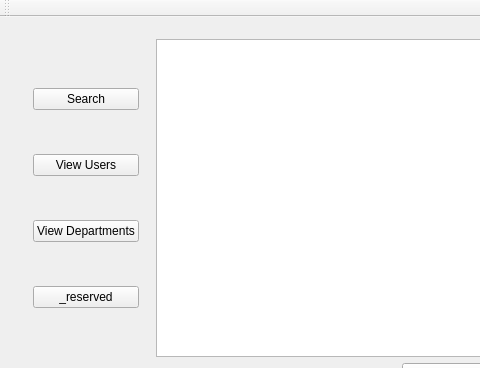
First picture: the form in mainwindow.ui, repository ychen745/DBConnection, before the edit; both pictures show x 0 to 480 and y 0 to 368 of the 1064 by 452 pixel window.
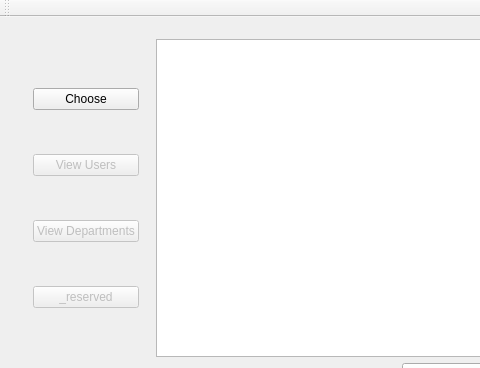
Second picture: the form after the edit.

The edit to the form file:
```diff
--- a/mainwindow.ui
+++ b/mainwindow.ui
@@ -232,12 +232,15 @@
              <item>
               <widget class="QPushButton" name="searchButton">
                <property name="text">
-                <string>Search</string>
+                <string>Choose</string>
                </property>
               </widget>
              </item>
              <item>
               <widget class="QPushButton" name="viewUserButton">
+               <property name="enabled">
+                <bool>false</bool>
+               </property>
                <property name="text">
                 <string>View Users</string>
                </property>
@@ -245,6 +248,9 @@
              </item>
              <item>
               <widget class="QPushButton" name="viewDepartmentsButton">
+               <property name="enabled">
+                <bool>false</bool>
+               </property>
                <property name="text">
                 <string>View Departments</string>
                </property>
@@ -252,6 +258,9 @@
              </item>
              <item>
               <widget class="QPushButton" name="pushButton_5">
+               <property name="enabled">
+                <bool>false</bool>
+               </property>
                <property name="text">
                 <string>_reserved</string>
                </property>
```
Left out of the diff: 2 changed lines with no effect on the pictures.
